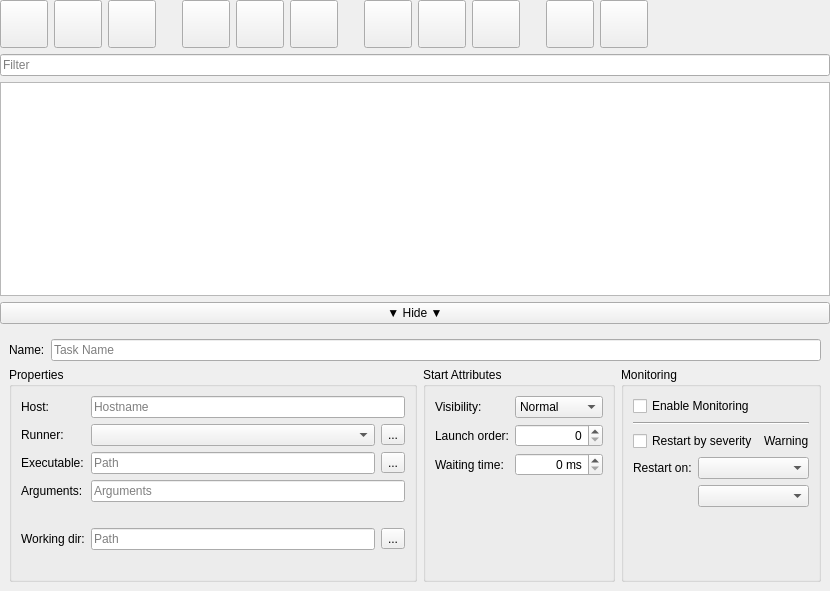
The window that app/sys/sys_gui/src/widgets/taskwidget/task_widget.ui (eclipse-ecal/ecal) describes before a commit, drawn with Qt 5.
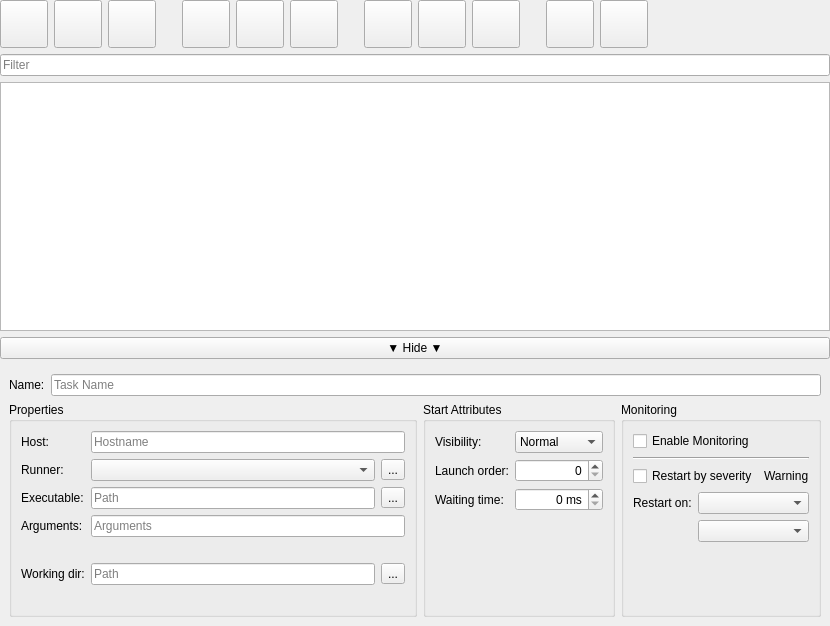
The same window after the commit. Icons and pictures are not drawn. Custom widgets are drawn as their Qt base class.

Commit message: Added Hostname variable support in core and GUI

Diff of the .ui file:
```diff
--- a/app/sys/sys_gui/src/widgets/taskwidget/task_widget.ui
+++ b/app/sys/sys_gui/src/widgets/taskwidget/task_widget.ui
@@ -7,7 +7,7 @@
     <x>0</x>
     <y>0</y>
     <width>830</width>
-    <height>591</height>
+    <height>626</height>
    </rect>
   </property>
   <property name="windowTitle">
```
Left out of the diff: 2 changed lines with no effect on the pictures. The commit also changes 7 other files.
